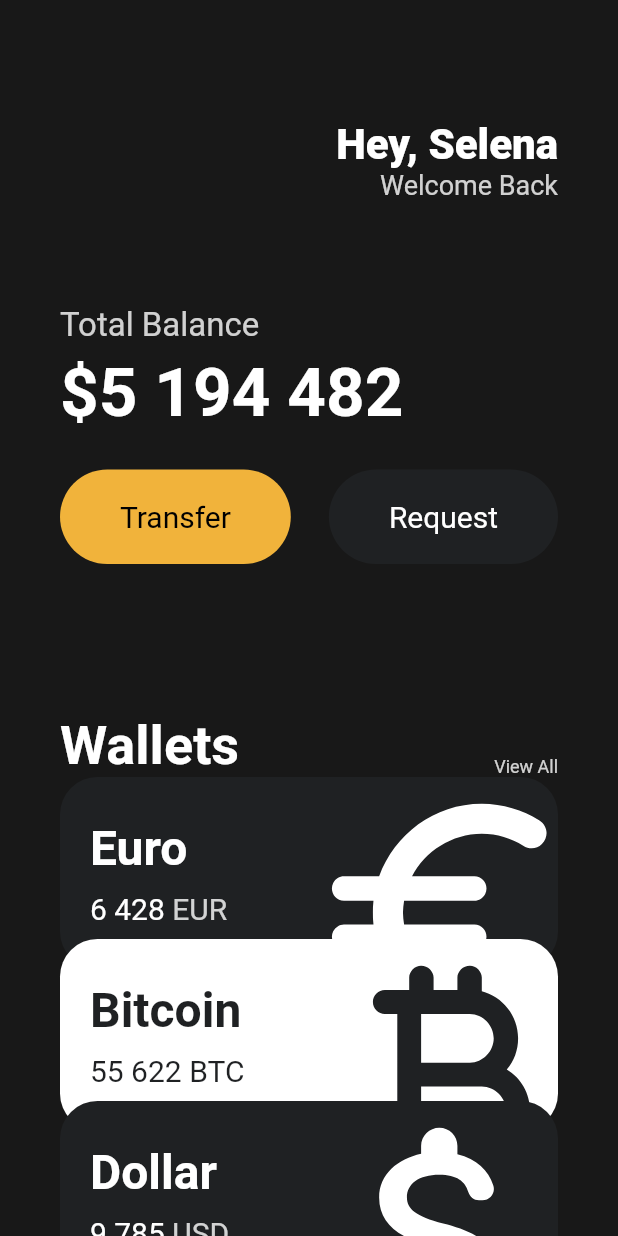
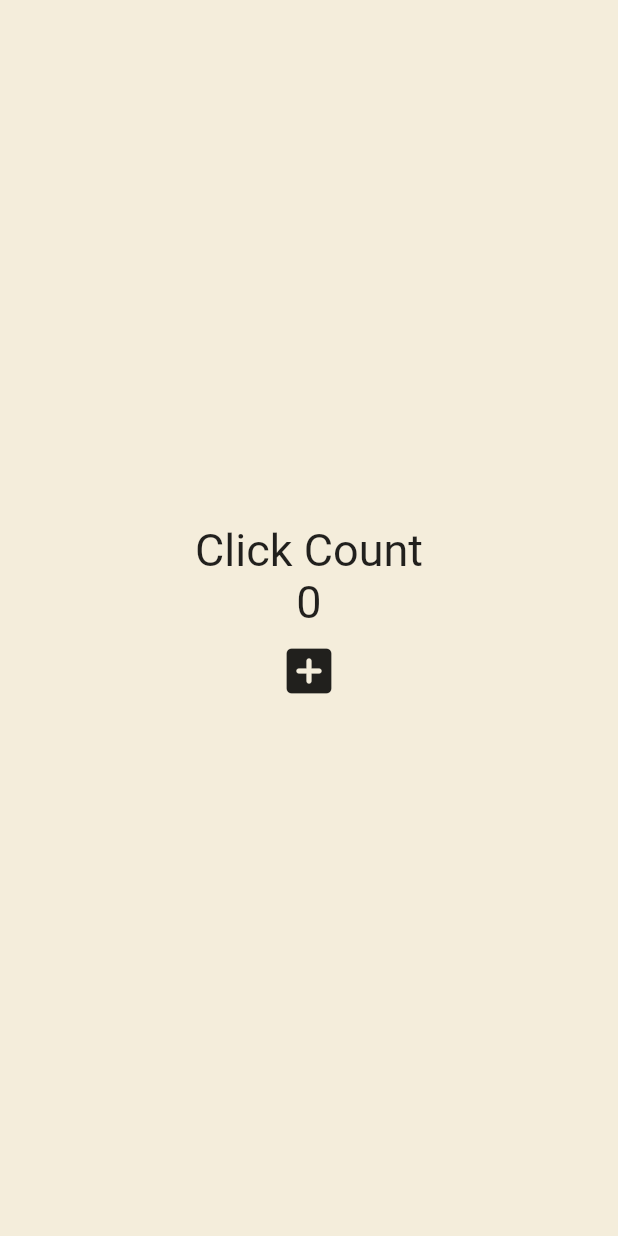
Before and after one commit to hunman89/toonflix, a Flutter app: the screen it shows after launch, on a phone screen of 412 x 824 dp. Run offline on Flutter 3.47's test engine with Material 2 defaults, Android fonts, the phone set to English and light mode, and no system bars.

```diff
--- a/lib/main.dart
+++ b/lib/main.dart
@@ -6,8 +6,60 @@ void main() {
   runApp(const App());
 }
 
-class App extends StatelessWidget {
+class App extends StatefulWidget {
   const App({super.key});
+
+  @override
+  State<App> createState() => _AppState();
+}
+
+class _AppState extends State<App> {
+  int counter = 0;
+
+  void onClicked() {
+    setState(() {
+      counter = counter + 1;
+    });
+  }
+
+  @override
+  Widget build(BuildContext context) {
+    return MaterialApp(
+      home: Scaffold(
+        backgroundColor: const Color(0xFFF4EDDB),
+        body: Center(
+          child: Column(
+            mainAxisAlignment: MainAxisAlignment.center,
+            children: [
+              const Text(
+                'Click Count',
+                style: TextStyle(
+                  fontSize: 30,
+                ),
+              ),
+              Text(
+                '$counter',
+                style: const TextStyle(
+                  fontSize: 30,
+                ),
+              ),
+              IconButton(
+                iconSize: 40,
+                onPressed: onClicked,
+                icon: const Icon(
+                  Icons.add_box_rounded,
+                ),
+              ),
+            ],
+          ),
+        ),
+      ),
+    );
+  }
+}
+
+class Before extends StatelessWidget {
+  const Before({super.key});
 
   @override
   Widget build(BuildContext context) {
```
